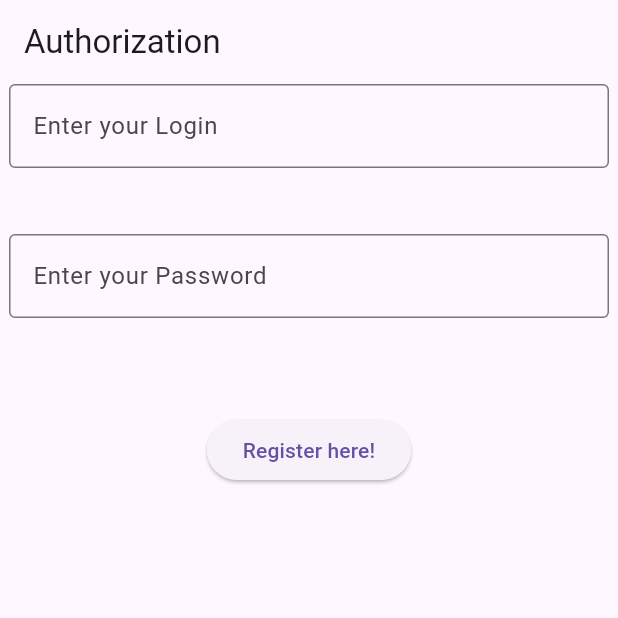
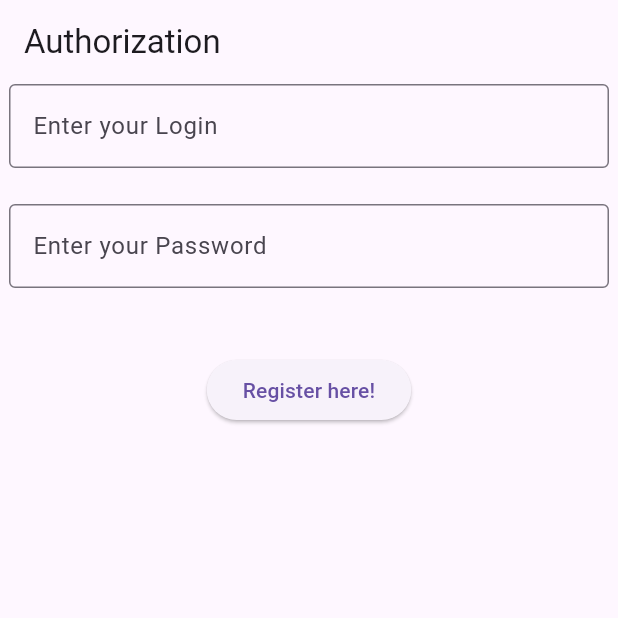
Before and after one commit to NikiNin7044/auth_and_regi, a Flutter app: the screen it shows after launch, on a phone screen of 412 x 824 dp, the top half of it. Run offline on Flutter 3.47's test engine with Material 3 defaults, Android fonts, the phone set to English and light mode, and no system bars.

Commit message:
new comm

```diff
--- a/lib/main.dart
+++ b/lib/main.dart
@@ -18,14 +18,14 @@ class Autho extends StatelessWidget {
       ),
       body: Center(
         child: Column(children: [
-        const SizedBox(width: 400, height: 100, child: TextField(
+        const SizedBox(width: 400, height: 80, child: TextField(
             decoration: InputDecoration(
               border: OutlineInputBorder(),
               hintText: 'Enter your Login',
              ),
            ),
           ),
-        const SizedBox(width: 400, height: 100, child: TextField(
+        const SizedBox(width: 400, height: 80, child: TextField(
             decoration: InputDecoration(
               border: OutlineInputBorder(),
               hintText: 'Enter your Password',
```
